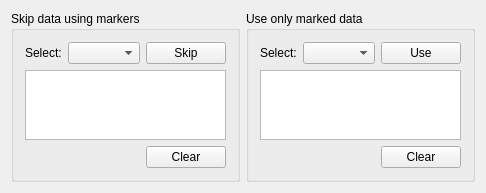
Before: the Qt Designer form src/Widgets/AwSelectInputDataWidget.ui in HIP-infrastructure/anywave-code, drawn with Qt 5.
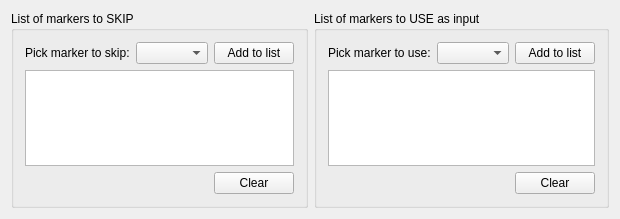
After: the same form once the commit is applied. Custom widgets are drawn as their Qt base class.

```diff
--- a/src/Widgets/AwSelectInputDataWidget.ui
+++ b/src/Widgets/AwSelectInputDataWidget.ui
@@ -6,8 +6,8 @@
    <rect>
     <x>0</x>
     <y>0</y>
-    <width>458</width>
-    <height>184</height>
+    <width>576</width>
+    <height>219</height>
    </rect>
   </property>
   <property name="windowTitle">
@@ -17,15 +17,21 @@
    <item>
     <widget class="QGroupBox" name="groupBoxMarkers">
      <property name="title">
-      <string>Skip data using markers</string>
+      <string>List of markers to SKIP</string>
      </property>
      <layout class="QGridLayout" name="gridLayout_2">
       <item row="0" column="0" colspan="2">
        <layout class="QHBoxLayout" name="horizontalLayout_3">
         <item>
          <widget class="QLabel" name="label_4">
+          <property name="sizePolicy">
+           <sizepolicy hsizetype="Expanding" vsizetype="Preferred">
+            <horstretch>0</horstretch>
+            <verstretch>0</verstretch>
+           </sizepolicy>
+          </property>
           <property name="text">
-           <string>Select:</string>
+           <string>Pick marker to skip:</string>
           </property>
          </widget>
         </item>
@@ -41,8 +47,14 @@
         </item>
         <item>
          <widget class="QPushButton" name="buttonSkip">
+          <property name="sizePolicy">
+           <sizepolicy hsizetype="Preferred" vsizetype="Fixed">
+            <horstretch>0</horstretch>
+            <verstretch>0</verstretch>
+           </sizepolicy>
+          </property>
           <property name="text">
-           <string>Skip</string>
+           <string>Add to list</string>
           </property>
          </widget>
         </item>
@@ -90,15 +102,21 @@
    <item>
     <widget class="QGroupBox" name="groupBox_3">
      <property name="title">
-      <string>Use only marked data</string>
+      <string>List of markers to USE as input</string>
      </property>
      <layout class="QGridLayout" name="gridLayout_3">
       <item row="0" column="0" colspan="2">
        <layout class="QHBoxLayout" name="horizontalLayout_5">
         <item>
          <widget class="QLabel" name="label_5">
+          <property name="sizePolicy">
+           <sizepolicy hsizetype="Expanding" vsizetype="Preferred">
+            <horstretch>0</horstretch>
+            <verstretch>0</verstretch>
+           </sizepolicy>
+          </property>
           <property name="text">
-           <string>Select:</string>
+           <string>Pick marker to use:</string>
           </property>
          </widget>
         </item>
@@ -115,7 +133,7 @@
         <item>
          <widget class="QPushButton" name="buttonUse">
           <property name="text">
-           <string>Use</string>
+           <string>Add to list</string>
           </property>
          </widget>
         </item>
```
Left out of the diff: 19 changed lines with no effect on the pictures.
